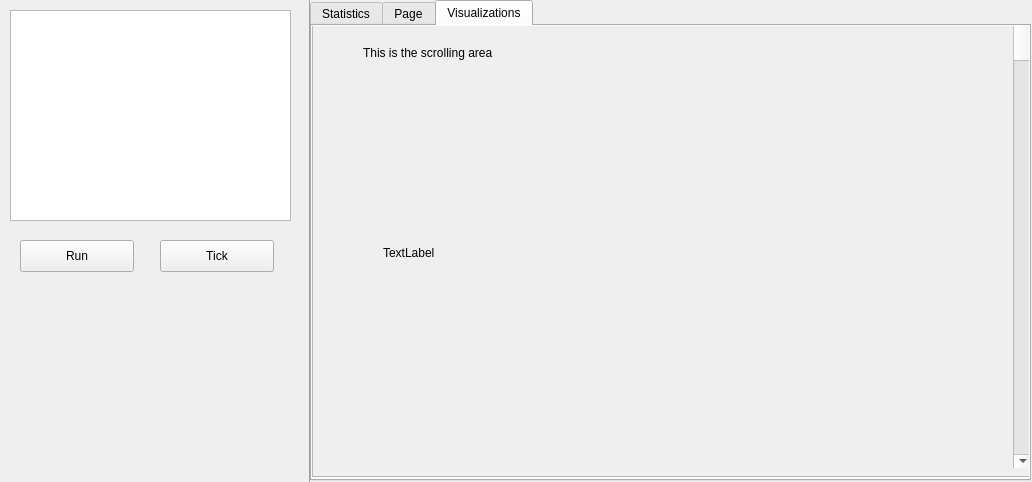
Old version of the form gui/qTrace/cortexviewer.ui in the repository gnmerritt/multiTrace-features.
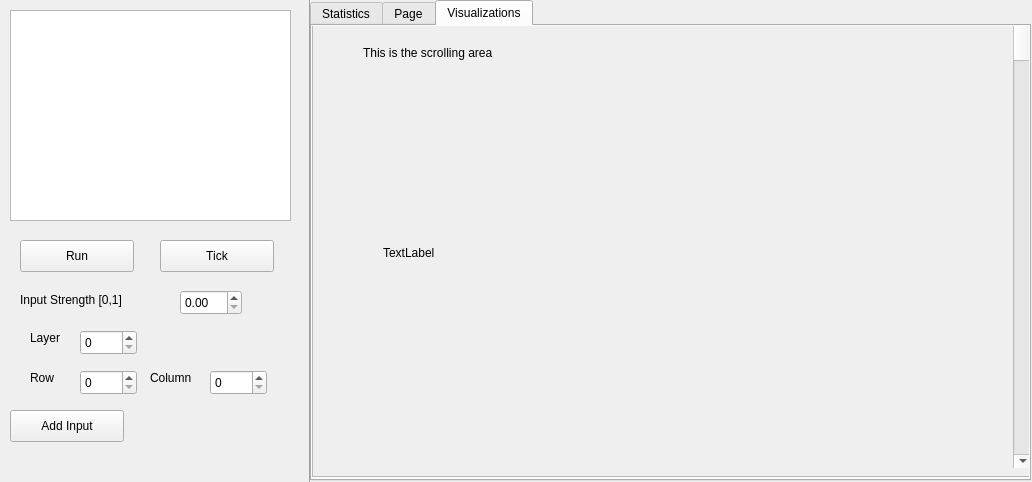
New version of the form.

What changed in the file:
```diff
--- a/gui/qTrace/cortexviewer.ui
+++ b/gui/qTrace/cortexviewer.ui
@@ -174,16 +174,119 @@
     </widget>
    </widget>
   </widget>
-  <widget class="QWidget" name="horizontalLayoutWidget">
+  <widget class="QPushButton" name="addInput">
    <property name="geometry">
     <rect>
-     <x>70</x>
-     <y>120</y>
-     <width>160</width>
-     <height>80</height>
+     <x>10</x>
+     <y>410</y>
+     <width>114</width>
+     <height>32</height>
     </rect>
    </property>
-   <layout class="QHBoxLayout" name="horizontalLayout"/>
+   <property name="text">
+    <string>Add Input</string>
+   </property>
+  </widget>
+  <widget class="QSpinBox" name="inputRow">
+   <property name="geometry">
+    <rect>
+     <x>80</x>
+     <y>370</y>
+     <width>57</width>
+     <height>25</height>
+    </rect>
+   </property>
+   <property name="minimum">
+    <number>0</number>
+   </property>
+  </widget>
+  <widget class="QSpinBox" name="inputCol">
+   <property name="geometry">
+    <rect>
+     <x>210</x>
+     <y>370</y>
+     <width>57</width>
+     <height>25</height>
+    </rect>
+   </property>
+  </widget>
+  <widget class="QLabel" name="label_3">
+   <property name="geometry">
+    <rect>
+     <x>20</x>
+     <y>290</y>
+     <width>141</width>
+     <height>20</height>
+    </rect>
+   </property>
+   <property name="text">
+    <string>Input Strength [0,1]</string>
+   </property>
+  </widget>
+  <widget class="QLabel" name="label_4">
+   <property name="geometry">
+    <rect>
+     <x>30</x>
+     <y>370</y>
+     <width>62</width>
+     <height>16</height>
+    </rect>
+   </property>
+   <property name="text">
+    <string>Row</string>
+   </property>
+  </widget>
+  <widget class="QLabel" name="label_5">
+   <property name="geometry">
+    <rect>
+     <x>150</x>
+     <y>370</y>
+     <width>62</width>
+     <height>16</height>
+    </rect>
+   </property>
+   <property name="text">
+    <string>Column</string>
+   </property>
+  </widget>
+  <widget class="QDoubleSpinBox" name="inputStrength">
+   <property name="geometry">
+    <rect>
+     <x>180</x>
+     <y>290</y>
+     <width>62</width>
+     <height>25</height>
+    </rect>
+   </property>
+   <property name="maximum">
+    <double>1.000000000000000</double>
+   </property>
+   <property name="singleStep">
+    <double>0.050000000000000</double>
+   </property>
+  </widget>
+  <widget class="QLabel" name="label_6">
+   <property name="geometry">
+    <rect>
+     <x>30</x>
+     <y>330</y>
+     <width>62</width>
+     <height>16</height>
+    </rect>
+   </property>
+   <property name="text">
+    <string>Layer</string>
+   </property>
+  </widget>
+  <widget class="QSpinBox" name="inputLayer">
+   <property name="geometry">
+    <rect>
+     <x>80</x>
+     <y>330</y>
+     <width>57</width>
+     <height>25</height>
+    </rect>
+   </property>
   </widget>
  </widget>
  <resources/>
```
